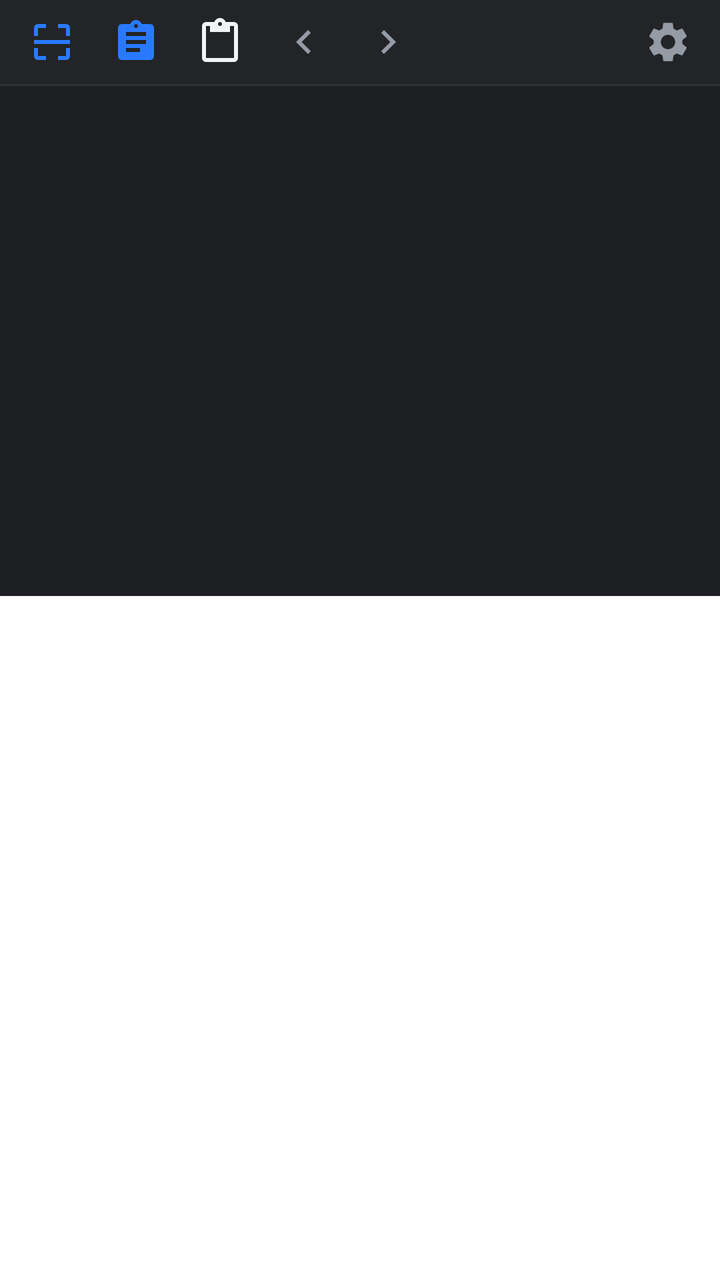
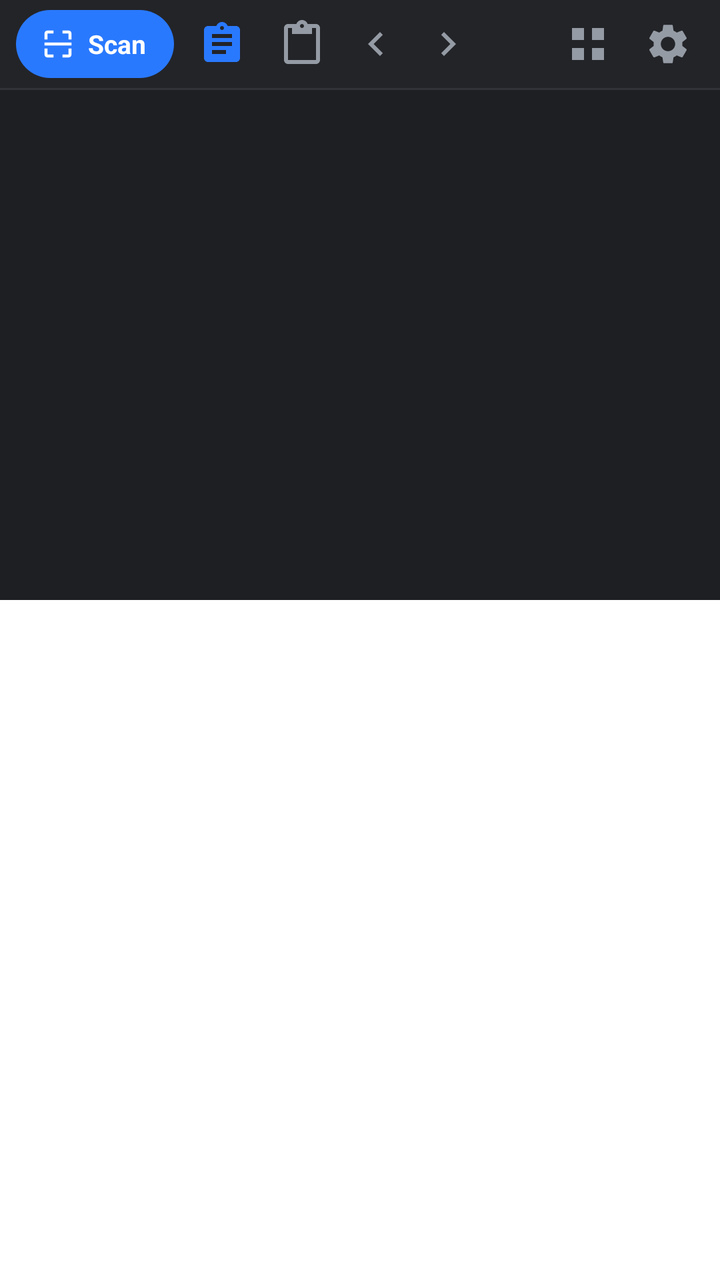

Before-and-after screenshots of an Android layout around one commit, followed by the original layout XML and the change that was made.
<!-- AndroidManifest.xml: application theme AppTheme -->
<!-- res/layout/view_barcode_keyboard.xml -->
<?xml version="1.0" encoding="utf-8"?>
<FrameLayout xmlns:android="http://schemas.android.com/apk/res/android"
    xmlns:app="http://schemas.android.com/apk/res-auto"
    android:id="@+id/keyboardOuterFrame"
    android:layout_width="match_parent"
    android:layout_height="wrap_content"
    android:clipChildren="false"
    android:clipToPadding="false">

    <LinearLayout
        android:id="@+id/keyboardRoot"
        android:layout_width="match_parent"
        android:layout_height="wrap_content"
        android:background="@color/heliboard_surface"
        android:clipChildren="false"
        android:clipToPadding="false"
        android:orientation="vertical">

    
    <FrameLayout
        android:id="@+id/scannerContainer"
        android:layout_width="match_parent"
        android:layout_height="175dp"
        android:background="#000000"
        android:visibility="gone">

        <androidx.camera.view.PreviewView
            android:id="@+id/cameraPreviewView"
            android:layout_width="match_parent"
            android:layout_height="match_parent" />

        <com.example.barcodekeyboard.ui.keyboard.ScannerOverlayView
            android:id="@+id/scannerOverlayView"
            android:layout_width="match_parent"
            android:layout_height="match_parent" />

        
        <ImageButton
            android:id="@+id/btnViewfinderFlash"
            android:layout_width="32dp"
            android:layout_height="32dp"
            android:layout_gravity="top|start"
            android:layout_marginStart="10dp"
            android:layout_marginTop="10dp"
            android:background="@drawable/bg_bento_pill_dark"
            android:contentDescription="Senter"
            android:padding="7dp"
            android:src="@drawable/ic_flash"
            app:tint="#FFFFFF" />

        
        <TextView
            android:id="@+id/btnQuickZoom"
            android:layout_width="wrap_content"
            android:layout_height="32dp"
            android:layout_gravity="top|end"
            android:layout_marginTop="10dp"
            android:layout_marginEnd="10dp"
            android:background="@drawable/bg_bento_pill_dark"
            android:clickable="true"
            android:focusable="true"
            android:gravity="center"
            android:paddingStart="12dp"
            android:paddingEnd="12dp"
            android:text="1.0x"
            android:textColor="#FFFFFF"
            android:textSize="12sp"
            android:textStyle="bold" />

        
        <TextView
            android:id="@+id/tvStatus"
            android:layout_width="wrap_content"
            android:layout_height="wrap_content"
            android:layout_gravity="bottom|center_horizontal"
            android:layout_marginBottom="8dp"
            android:background="@drawable/bg_bento_pill_dark"
            android:elevation="2dp"
            android:paddingStart="14dp"
            android:paddingTop="5dp"
            android:paddingEnd="14dp"
            android:paddingBottom="5dp"
            android:text="Ketuk layar untuk fokus • 2x zoom"
            android:textColor="#FFFFFF"
            android:textSize="11sp" />

        <Button
            android:id="@+id/btnGrantPermission"
            android:layout_width="wrap_content"
            android:layout_height="wrap_content"
            android:layout_gravity="center"
            android:background="@drawable/bg_key_accent"
            android:text="@string/grant_camera_permission"
            android:textColor="#FFFFFF"
            android:visibility="gone" />

    </FrameLayout>

    
    <LinearLayout
        android:id="@+id/toolbarContainer"
        android:layout_width="match_parent"
        android:layout_height="42dp"
        android:background="@color/heliboard_toolbar_bg"
        android:gravity="center_vertical"
        android:orientation="horizontal"
        android:paddingStart="6dp"
        android:paddingEnd="6dp">

        
        <ImageButton
            android:id="@+id/btnToggleScanner"
            android:layout_width="40dp"
            android:layout_height="36dp"
            android:background="@drawable/bg_toolbar_item"
            android:contentDescription="Toggle Scanner"
            android:padding="6dp"
            android:src="@drawable/ic_scan"
            app:tint="@color/heliboard_accent" />

        
        <ImageButton
            android:id="@+id/btnFlash"
            android:layout_width="40dp"
            android:layout_height="36dp"
            android:layout_marginStart="2dp"
            android:background="@drawable/bg_toolbar_item"
            android:contentDescription="Flashlight"
            android:padding="7dp"
            android:src="@drawable/ic_flash"
            android:visibility="gone"
            app:tint="@color/heliboard_text" />

        
        <ImageButton
            android:id="@+id/btnClipboard"
            android:layout_width="40dp"
            android:layout_height="36dp"
            android:layout_marginStart="2dp"
            android:background="@drawable/bg_toolbar_item"
            android:contentDescription="Papan Klip"
            android:padding="7dp"
            android:src="@drawable/ic_clipboard"
            app:tint="@color/heliboard_accent" />

        
        <ImageButton
            android:id="@+id/btnPaste"
            android:layout_width="40dp"
            android:layout_height="36dp"
            android:layout_marginStart="2dp"
            android:background="@drawable/bg_toolbar_item"
            android:contentDescription="Paste"
            android:padding="7dp"
            android:src="@drawable/ic_paste"
            app:tint="@color/heliboard_text" />

        
        <ImageButton
            android:id="@+id/btnCursorLeft"
            android:layout_width="40dp"
            android:layout_height="36dp"
            android:layout_marginStart="2dp"
            android:background="@drawable/bg_toolbar_item"
            android:contentDescription="Cursor Left"
            android:padding="7dp"
            android:src="@drawable/ic_arrow_left"
            app:tint="@color/heliboard_text_sub" />

        
        <ImageButton
            android:id="@+id/btnCursorRight"
            android:layout_width="40dp"
            android:layout_height="36dp"
            android:layout_marginStart="2dp"
            android:background="@drawable/bg_toolbar_item"
            android:contentDescription="Cursor Right"
            android:padding="7dp"
            android:src="@drawable/ic_arrow_right"
            app:tint="@color/heliboard_text_sub" />

        <View
            android:layout_width="0dp"
            android:layout_height="1dp"
            android:layout_weight="1" />

        
        <ImageButton
            android:id="@+id/btnSettings"
            android:layout_width="40dp"
            android:layout_height="36dp"
            android:background="@drawable/bg_toolbar_item"
            android:contentDescription="Settings"
            android:padding="7dp"
            android:src="@drawable/ic_settings"
            app:tint="@color/heliboard_text_sub" />

    </LinearLayout>

    <View
        android:layout_width="match_parent"
        android:layout_height="1dp"
        android:background="@color/heliboard_divider" />

    
    <LinearLayout
        android:id="@+id/keypadContainer"
        android:layout_width="match_parent"
        android:layout_height="wrap_content"
        android:orientation="vertical"
        android:paddingStart="3dp"
        android:paddingTop="5dp"
        android:paddingEnd="3dp"
        android:paddingBottom="6dp">

        
        <LinearLayout
            android:id="@+id/rowNumber"
            android:layout_width="match_parent"
            android:layout_height="44dp"
            android:orientation="horizontal" />

        
        <LinearLayout
            android:id="@+id/row1"
            android:layout_width="match_parent"
            android:layout_height="46dp"
            android:layout_marginTop="4dp"
            android:orientation="horizontal" />

        
        <LinearLayout
            android:id="@+id/row2"
            android:layout_width="match_parent"
            android:layout_height="46dp"
            android:layout_marginTop="4dp"
            android:orientation="horizontal" />

        
        <LinearLayout
            android:id="@+id/row3"
            android:layout_width="match_parent"
            android:layout_height="46dp"
            android:layout_marginTop="4dp"
            android:orientation="horizontal" />

        
        <LinearLayout
            android:id="@+id/row4"
            android:layout_width="match_parent"
            android:layout_height="46dp"
            android:layout_marginTop="4dp"
            android:orientation="horizontal" />

    </LinearLayout>

    
    <LinearLayout
        android:id="@+id/clipboardContainer"
        android:layout_width="match_parent"
        android:layout_height="225dp"
        android:orientation="vertical"
        android:visibility="gone">

        
        <LinearLayout
            android:layout_width="match_parent"
            android:layout_height="44dp"
            android:gravity="center_vertical"
            android:orientation="horizontal"
            android:paddingStart="12dp"
            android:paddingEnd="10dp">

            <ImageView
                android:layout_width="20dp"
                android:layout_height="20dp"
                android:src="@drawable/ic_clipboard"
                app:tint="@color/heliboard_accent" />

            <TextView
                android:layout_width="wrap_content"
                android:layout_height="wrap_content"
                android:layout_marginStart="8dp"
                android:text="Papan Klip"
                android:textColor="@color/heliboard_text"
                android:textSize="14sp"
                android:textStyle="bold" />

            <TextView
                android:id="@+id/tvClipboardCount"
                android:layout_width="0dp"
                android:layout_height="wrap_content"
                android:layout_marginStart="6dp"
                android:layout_weight="1"
                android:textColor="@color/heliboard_text_sub"
                android:textSize="12sp"
                android:text="(0)" />

            <Button
                android:id="@+id/btnClearClipboard"
                style="@style/Widget.MaterialComponents.Button.TextButton"
                android:layout_width="wrap_content"
                android:layout_height="36dp"
                android:text="Bersihkan"
                android:textColor="#FF5252"
                android:textSize="12sp" />

            <ImageButton
                android:id="@+id/btnCloseClipboard"
                android:layout_width="36dp"
                android:layout_height="36dp"
                android:background="@drawable/bg_toolbar_item"
                android:contentDescription="Tutup Papan Klip"
                android:padding="7dp"
                android:src="@drawable/ic_close"
                app:tint="@color/heliboard_text" />

        </LinearLayout>

        <View
            android:layout_width="match_parent"
            android:layout_height="1dp"
            android:background="@color/heliboard_divider" />

        
        <androidx.recyclerview.widget.RecyclerView
            android:id="@+id/rvClipboardItems"
            android:layout_width="match_parent"
            android:layout_height="0dp"
            android:layout_weight="1"
            android:clipToPadding="false"
            android:paddingTop="4dp"
            android:paddingBottom="6dp"
            android:scrollbars="vertical" />

        
        <TextView
            android:id="@+id/tvClipboardEmpty"
            android:layout_width="match_parent"
            android:layout_height="0dp"
            android:layout_weight="1"
            android:gravity="center"
            android:padding="20dp"
            android:text="Papan klip kosong.\nTeks yang Anda salin (copy) akan otomatis muncul di sini."
            android:textAlignment="center"
            android:textColor="@color/heliboard_text_sub"
            android:textSize="13sp"
            android:visibility="gone" />

    </LinearLayout>

</LinearLayout>

    
    <FrameLayout
        android:id="@+id/keyPreviewOverlay"
        android:layout_width="match_parent"
        android:layout_height="match_parent"
        android:clickable="false"
        android:focusable="false"
        android:clipChildren="false"
        android:clipToPadding="false">

        <FrameLayout
            android:id="@+id/keyPreviewBubble"
            android:layout_width="54dp"
            android:layout_height="54dp"
            android:layout_gravity="top|start"
            android:clickable="false"
            android:focusable="false"
            android:visibility="gone"
            android:elevation="12dp">

            <TextView
                android:id="@+id/tvKeyPreviewChar"
                android:layout_width="match_parent"
                android:layout_height="match_parent"
                android:gravity="center"
                android:includeFontPadding="false"
                android:text="A"
                android:textColor="#FFFFFF"
                android:textSize="26sp"
                android:textStyle="bold" />
        </FrameLayout>

    </FrameLayout>

</FrameLayout>
<!-- resources referenced by this layout -->
<resources>
  <color name="heliboard_accent">#2979FF</color>
  <color name="heliboard_divider">#313338</color>
  <color name="heliboard_surface">#1E1F22</color>
  <color name="heliboard_text">#F2F3F5</color>
  <color name="heliboard_text_sub">#949BA4</color>
  <color name="heliboard_toolbar_bg">#232428</color>
  <!-- drawable bg_key_accent (drawable) -->
  <?xml version="1.0" encoding="utf-8"?>
  <ripple xmlns:android="http://schemas.android.com/apk/res/android"
      android:color="#80FFFFFF">
      <item>
          <shape android:shape="rectangle">
              <solid android:color="@color/heliboard_accent" />
              <corners android:radius="6dp" />
          </shape>
      </item>
  </ripple>
  <!-- drawable ic_arrow_left (drawable) -->
  <vector xmlns:android="http://schemas.android.com/apk/res/android"
      android:width="24dp"
      android:height="24dp"
      android:viewportWidth="24"
      android:viewportHeight="24">
      <path
          android:fillColor="#FFFFFFFF"
          android:pathData="M15.41,7.41L14,6l-6,6 6,6 1.41,-1.41L10.83,12z" />
  </vector>
  <!-- drawable ic_arrow_right (drawable) -->
  <vector xmlns:android="http://schemas.android.com/apk/res/android"
      android:width="24dp"
      android:height="24dp"
      android:viewportWidth="24"
      android:viewportHeight="24">
      <path
          android:fillColor="#FFFFFFFF"
          android:pathData="M10,6L8.59,7.41 13.17,12l-4.58,4.59L10,18l6,-6z" />
  </vector>
  <!-- drawable ic_flash (drawable) -->
  <vector xmlns:android="http://schemas.android.com/apk/res/android"
      android:width="24dp"
      android:height="24dp"
      android:viewportWidth="24"
      android:viewportHeight="24">
      <path
          android:fillColor="#FFFFFFFF"
          android:pathData="M7,2v11h3v9l7,-12h-4l4,-8H7z" />
  </vector>
  <string name="grant_camera_permission">Izinkan Akses Kamera</string>
  <style name="AppTheme" parent="Theme.MaterialComponents.DayNight.DarkActionBar">
          
          <item name="colorPrimary">@color/colorPrimary</item>
          <item name="colorPrimaryDark">@color/colorPrimaryDark</item>
          <item name="colorAccent">@color/colorAccent</item>
      </style>
  <color name="bento_matte_black_surface">#27272E</color>
  <color name="bento_matte_black_border">#2E2E38</color>
  <color name="heliboard_key_pressed">#3F4147</color>
  <color name="colorPrimary">#1E1F22</color>
  <color name="colorPrimaryDark">#141517</color>
  <color name="colorAccent">#2979FF</color>
  <!-- unchanged entries left out for length: 7 -->
</resources>

<!-- the commit's change to res/layout/view_barcode_keyboard.xml (unified diff, before → after) -->
@@ -100,33 +100,53 @@
     <LinearLayout
         android:id="@+id/toolbarContainer"
         android:layout_width="match_parent"
-        android:layout_height="42dp"
+        android:layout_height="44dp"
         android:background="@color/heliboard_toolbar_bg"
         android:gravity="center_vertical"
         android:orientation="horizontal"
-        android:paddingStart="6dp"
-        android:paddingEnd="6dp">
-
-        
-        <ImageButton
+        android:paddingStart="8dp"
+        android:paddingEnd="8dp">
+
+        
+        <LinearLayout
             android:id="@+id/btnToggleScanner"
-            android:layout_width="40dp"
-            android:layout_height="36dp"
-            android:background="@drawable/bg_toolbar_item"
-            android:contentDescription="Toggle Scanner"
+            android:layout_width="wrap_content"
+            android:layout_height="34dp"
+            android:background="@drawable/bg_bento_scan_pill"
+            android:clickable="true"
+            android:focusable="true"
+            android:gravity="center_vertical"
+            android:orientation="horizontal"
+            android:paddingStart="12dp"
+            android:paddingEnd="14dp">
+
+            <ImageView
+                android:id="@+id/ivScanIcon"
+                android:layout_width="18dp"
+                android:layout_height="18dp"
+                android:src="@drawable/ic_scan"
+                app:tint="#FFFFFF" />
+
+            <TextView
+                android:id="@+id/tvScanLabel"
+                android:layout_width="wrap_content"
+                android:layout_height="wrap_content"
+                android:layout_marginStart="6dp"
+                android:text="Scan"
+                android:textColor="#FFFFFF"
+                android:textSize="13sp"
+                android:textStyle="bold" />
+        </LinearLayout>
+
+        
+        <ImageButton
+            android:id="@+id/btnFlash"
+            android:layout_width="36dp"
+            android:layout_height="34dp"
+            android:layout_marginStart="6dp"
+            android:background="@drawable/bg_bento_toolbar_pill"
+            android:contentDescription="Flashlight"
             android:padding="6dp"
-            android:src="@drawable/ic_scan"
-            app:tint="@color/heliboard_accent" />
-
-        
-        <ImageButton
-            android:id="@+id/btnFlash"
-            android:layout_width="40dp"
-            android:layout_height="36dp"
-            android:layout_marginStart="2dp"
-            android:background="@drawable/bg_toolbar_item"
-            android:contentDescription="Flashlight"
-            android:padding="7dp"
             android:src="@drawable/ic_flash"
             android:visibility="gone"
             app:tint="@color/heliboard_text" />
@@ -134,10 +154,10 @@
         
         <ImageButton
             android:id="@+id/btnClipboard"
-            android:layout_width="40dp"
-            android:layout_height="36dp"
-            android:layout_marginStart="2dp"
-            android:background="@drawable/bg_toolbar_item"
+            android:layout_width="36dp"
+            android:layout_height="34dp"
+            android:layout_marginStart="6dp"
+            android:background="@drawable/bg_bento_toolbar_pill"
             android:contentDescription="Papan Klip"
             android:padding="7dp"
             android:src="@drawable/ic_clipboard"
@@ -146,22 +166,22 @@
         
         <ImageButton
             android:id="@+id/btnPaste"
-            android:layout_width="40dp"
-            android:layout_height="36dp"
+            android:layout_width="36dp"
+            android:layout_height="34dp"
+            android:layout_marginStart="4dp"
+            android:background="@drawable/bg_bento_toolbar_pill"
+            android:contentDescription="Paste"
+            android:padding="7dp"
+            android:src="@drawable/ic_paste"
+            app:tint="@color/heliboard_text_sub" />
+
+        
+        <ImageButton
+            android:id="@+id/btnCursorLeft"
+            android:layout_width="34dp"
+            android:layout_height="34dp"
             android:layout_marginStart="2dp"
-            android:background="@drawable/bg_toolbar_item"
-            android:contentDescription="Paste"
-            android:padding="7dp"
-            android:src="@drawable/ic_paste"
-            app:tint="@color/heliboard_text" />
-
-        
-        <ImageButton
-            android:id="@+id/btnCursorLeft"
-            android:layout_width="40dp"
-            android:layout_height="36dp"
-            android:layout_marginStart="2dp"
-            android:background="@drawable/bg_toolbar_item"
+            android:background="@drawable/bg_bento_toolbar_pill"
             android:contentDescription="Cursor Left"
             android:padding="7dp"
             android:src="@drawable/ic_arrow_left"
@@ -170,10 +190,10 @@
         
         <ImageButton
             android:id="@+id/btnCursorRight"
-            android:layout_width="40dp"
-            android:layout_height="36dp"
+            android:layout_width="34dp"
+            android:layout_height="34dp"
             android:layout_marginStart="2dp"
-            android:background="@drawable/bg_toolbar_item"
+            android:background="@drawable/bg_bento_toolbar_pill"
             android:contentDescription="Cursor Right"
             android:padding="7dp"
             android:src="@drawable/ic_arrow_right"
@@ -186,13 +206,139 @@
 
         
         <ImageButton
+            android:id="@+id/btnToggleTools"
+            android:layout_width="36dp"
+            android:layout_height="34dp"
+            android:background="@drawable/bg_bento_toolbar_pill"
+            android:contentDescription="More Tools"
+            android:padding="7dp"
+            android:src="@drawable/ic_more_tools"
+            app:tint="@color/heliboard_text_sub" />
+
+        
+        <ImageButton
             android:id="@+id/btnSettings"
-            android:layout_width="40dp"
-            android:layout_height="36dp"
-            android:background="@drawable/bg_toolbar_item"
+            android:layout_width="36dp"
+            android:layout_height="34dp"
+            android:layout_marginStart="4dp"
+            android:background="@drawable/bg_bento_toolbar_pill"
             android:contentDescription="Settings"
             android:padding="7dp"
             android:src="@drawable/ic_settings"
+            app:tint="@color/heliboard_text_sub" />
+
+    </LinearLayout>
+
+    
+    <LinearLayout
+        android:id="@+id/toolsDrawerContainer"
+        android:layout_width="match_parent"
+        android:layout_height="46dp"
+        android:background="@color/heliboard_surface"
+        android:gravity="center_vertical"
+        android:orientation="horizontal"
+        android:paddingStart="8dp"
+        android:paddingEnd="8dp"
+        android:visibility="gone">
+
+        <HorizontalScrollView
+            android:layout_width="0dp"
+            android:layout_height="match_parent"
+            android:layout_weight="1"
+            android:scrollbars="none">
+
+            <LinearLayout
+                android:layout_width="wrap_content"
+                android:layout_height="match_parent"
+                android:gravity="center_vertical"
+                android:orientation="horizontal">
+
+                <TextView
+                    android:id="@+id/btnDrawerScan"
+                    android:layout_width="wrap_content"
+                    android:layout_height="32dp"
+                    android:background="@drawable/bg_bento_pill_dark"
+                    android:clickable="true"
+                    android:focusable="true"
+                    android:gravity="center"
+                    android:paddingStart="12dp"
+                    android:paddingEnd="12dp"
+                    android:text="📷 Kamera Barcode"
+                    android:textColor="@color/heliboard_text"
+                    android:textSize="12sp" />
+
+                <TextView
+                    android:id="@+id/btnDrawerClipboard"
+                    android:layout_width="wrap_content"
+                    android:layout_height="32dp"
+                    android:layout_marginStart="8dp"
+                    android:background="@drawable/bg_bento_pill_dark"
+                    android:clickable="true"
+                    android:focusable="true"
+                    android:gravity="center"
+                    android:paddingStart="12dp"
+                    android:paddingEnd="12dp"
+                    android:text="📋 Papan Klip"
+                    android:textColor="@color/heliboard_text"
+                    android:textSize="12sp" />
+
+                <TextView
+                    android:id="@+id/btnDrawerZoom"
+                    android:layout_width="wrap_content"
+                    android:layout_height="32dp"
+                    android:layout_marginStart="8dp"
+                    android:background="@drawable/bg_bento_pill_dark"
+                    android:clickable="true"
+                    android:focusable="true"
+                    android:gravity="center"
+                    android:paddingStart="12dp"
+                    android:paddingEnd="12dp"
+                    android:text="🔍 Zoom Kamera"
+                    android:textColor="@color/heliboard_text"
+                    android:textSize="12sp" />
+
+                <TextView
+                    android:id="@+id/btnDrawerSize"
+                    android:layout_width="wrap_content"
+                    android:layout_height="32dp"
+                    android:layout_marginStart="8dp"
+                    android:background="@drawable/bg_bento_pill_dark"
+                    android:clickable="true"
+                    android:focusable="true"
+                    android:gravity="center"
+                    android:paddingStart="12dp"
+                    android:paddingEnd="12dp"
+                    android:text="📏 Ukuran"
+                    android:textColor="@color/heliboard_text"
+                    android:textSize="12sp" />
+
+                <TextView
+                    android:id="@+id/btnDrawerSettings"
+                    android:layout_width="wrap_content"
+                    android:layout_height="32dp"
+                    android:layout_marginStart="8dp"
+                    android:background="@drawable/bg_bento_pill_dark"
+                    android:clickable="true"
+                    android:focusable="true"
+                    android:gravity="center"
+                    android:paddingStart="12dp"
+                    android:paddingEnd="12dp"
+                    android:text="⚙️ Pengaturan"
+                    android:textColor="@color/heliboard_text"
+                    android:textSize="12sp" />
+
+            </LinearLayout>
+        </HorizontalScrollView>
+
+        <ImageButton
+            android:id="@+id/btnDrawerClose"
+            android:layout_width="32dp"
+            android:layout_height="32dp"
+            android:layout_marginStart="6dp"
+            android:background="@drawable/bg_bento_toolbar_pill"
+            android:contentDescription="Tutup Tools"
+            android:padding="6dp"
+            android:src="@drawable/ic_chevron_up"
             app:tint="@color/heliboard_text_sub" />
 
     </LinearLayout>
<!-- resource entries referenced after the edit -->
@@ -6,6 +6,28 @@
   <color name="heliboard_text">#F2F3F5</color>
   <color name="heliboard_text_sub">#949BA4</color>
   <color name="heliboard_toolbar_bg">#232428</color>
+  <!-- drawable bg_bento_scan_pill (drawable) -->
+  <?xml version="1.0" encoding="utf-8"?>
+  <ripple xmlns:android="http://schemas.android.com/apk/res/android"
+      android:color="#40FFFFFF">
+      <item>
+          <shape android:shape="rectangle">
+              <solid android:color="@color/heliboard_accent" />
+              <corners android:radius="999dp" />
+          </shape>
+      </item>
+  </ripple>
+  <!-- drawable bg_bento_toolbar_pill (drawable) -->
+  <?xml version="1.0" encoding="utf-8"?>
+  <ripple xmlns:android="http://schemas.android.com/apk/res/android"
+      android:color="@color/heliboard_key_pressed">
+      <item>
+          <shape android:shape="rectangle">
+              <solid android:color="@android:color/transparent" />
+              <corners android:radius="999dp" />
+          </shape>
+      </item>
+  </ripple>
   <!-- drawable bg_key_accent (drawable) -->
   <?xml version="1.0" encoding="utf-8"?>
   <ripple xmlns:android="http://schemas.android.com/apk/res/android"
@@ -37,6 +59,16 @@
           android:fillColor="#FFFFFFFF"
           android:pathData="M10,6L8.59,7.41 13.17,12l-4.58,4.59L10,18l6,-6z" />
   </vector>
+  <!-- drawable ic_chevron_up (drawable) -->
+  <vector xmlns:android="http://schemas.android.com/apk/res/android"
+      android:width="24dp"
+      android:height="24dp"
+      android:viewportWidth="24"
+      android:viewportHeight="24">
+      <path
+          android:fillColor="#FFFFFFFF"
+          android:pathData="M12,8l-6,6 1.41,1.41L12,10.83l4.59,4.58L18,14z" />
+  </vector>
   <!-- drawable ic_flash (drawable) -->
   <vector xmlns:android="http://schemas.android.com/apk/res/android"
       android:width="24dp"
@@ -46,6 +78,17 @@
       <path
           android:fillColor="#FFFFFFFF"
           android:pathData="M7,2v11h3v9l7,-12h-4l4,-8H7z" />
+  </vector>
+  <!-- drawable ic_more_tools (drawable) -->
+  <vector xmlns:android="http://schemas.android.com/apk/res/android"
+      android:width="24dp"
+      android:height="24dp"
+      android:viewportWidth="24"
+      android:viewportHeight="24">
+      
+      <path
+          android:fillColor="#FFFFFFFF"
+          android:pathData="M4,4h6v6H4V4zm10,0h6v6h-6V4zM4,14h6v6H4v-6zm10,0h6v6h-6v-6z" />
   </vector>
   <string name="grant_camera_permission">Izinkan Akses Kamera</string>
   <style name="AppTheme" parent="Theme.MaterialComponents.DayNight.DarkActionBar">
